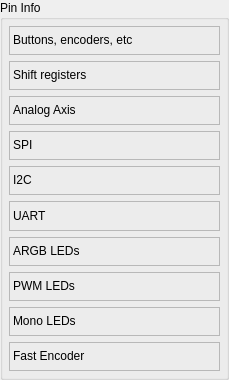
Above: src/widgets/pins/pintypehelper.ui from anpeaco/FreeJoyXConfiguratorQt before the change. Below: the same form after it.
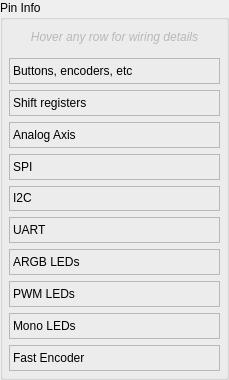
That is the form after the change. Icons and pictures are not drawn.

Diff of the .ui file:
```diff
--- a/src/widgets/pins/pintypehelper.ui
+++ b/src/widgets/pins/pintypehelper.ui
@@ -47,6 +47,19 @@
       <property name="bottomMargin">
        <number>6</number>
       </property>
+      <item>
+       <widget class="QLabel" name="label_PinInfoHint">
+        <property name="styleSheet">
+         <string notr="true">color: palette(mid); font-style: italic; padding: 0px 2px 4px 2px;</string>
+        </property>
+        <property name="text">
+         <string>Hover any row for wiring details</string>
+        </property>
+        <property name="alignment">
+         <set>Qt::AlignCenter</set>
+        </property>
+       </widget>
+      </item>
       <item>
        <widget class="QLabel" name="label_buttons">
         <property name="toolTip">
```
Left out of the diff: 2 changed lines with no effect on the pictures.
